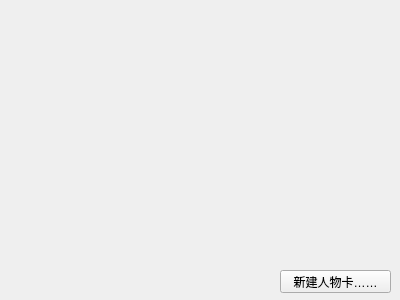
The window that UI/PlayerChooseCard_UI.ui (Chlamydomonos/coc7sys) describes before a commit, drawn with Qt 5.
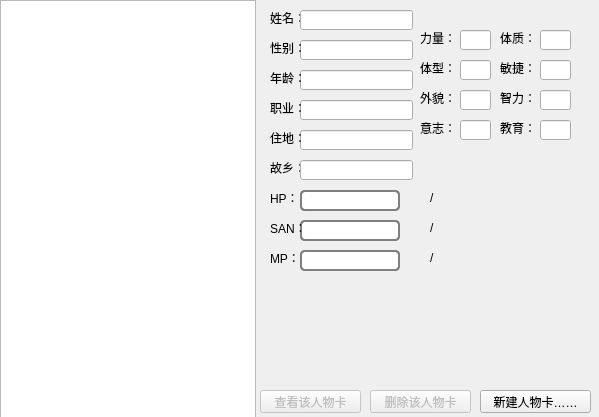
The same window after the commit.

Commit message: 2020.7.19, 16:18 Finished create card steps

The edit to the form file:
```diff
--- a/UI/PlayerChooseCard_UI.ui
+++ b/UI/PlayerChooseCard_UI.ui
@@ -6,8 +6,8 @@
    <rect>
     <x>0</x>
     <y>0</y>
-    <width>400</width>
-    <height>300</height>
+    <width>599</width>
+    <height>417</height>
    </rect>
   </property>
   <property name="windowTitle">
@@ -16,8 +16,8 @@
   <widget class="QPushButton" name="new_card">
    <property name="geometry">
     <rect>
-     <x>280</x>
-     <y>270</y>
+     <x>480</x>
+     <y>390</y>
      <width>111</width>
      <height>23</height>
     </rect>
@@ -26,6 +26,744 @@
     <string>新建人物卡……</string>
    </property>
   </widget>
+  <widget class="QListWidget" name="card_list_widget">
+   <property name="geometry">
+    <rect>
+     <x>0</x>
+     <y>0</y>
+     <width>256</width>
+     <height>421</height>
+    </rect>
+   </property>
+  </widget>
+  <widget class="QPushButton" name="show_card">
+   <property name="enabled">
+    <bool>false</bool>
+   </property>
+   <property name="geometry">
+    <rect>
+     <x>260</x>
+     <y>390</y>
+     <width>101</width>
+     <height>23</height>
+    </rect>
+   </property>
+   <property name="text">
+    <string>查看该人物卡</string>
+   </property>
+  </widget>
+  <widget class="QLabel" name="label">
+   <property name="geometry">
+    <rect>
+     <x>270</x>
+     <y>10</y>
+     <width>31</width>
+     <height>16</height>
+    </rect>
+   </property>
+   <property name="text">
+    <string>姓名：</string>
+   </property>
+  </widget>
+  <widget class="QLineEdit" name="info1">
+   <property name="geometry">
+    <rect>
+     <x>300</x>
+     <y>10</y>
+     <width>113</width>
+     <height>20</height>
+    </rect>
+   </property>
+   <property name="readOnly">
+    <bool>true</bool>
+   </property>
+  </widget>
+  <widget class="QLineEdit" name="info2">
+   <property name="geometry">
+    <rect>
+     <x>300</x>
+     <y>40</y>
+     <width>113</width>
+     <height>20</height>
+    </rect>
+   </property>
+   <property name="readOnly">
+    <bool>true</bool>
+   </property>
+  </widget>
+  <widget class="QLineEdit" name="info3">
+   <property name="geometry">
+    <rect>
+     <x>300</x>
+     <y>70</y>
+     <width>113</width>
+     <height>20</height>
+    </rect>
+   </property>
+   <property name="readOnly">
+    <bool>true</bool>
+   </property>
+  </widget>
+  <widget class="QLineEdit" name="info4">
+   <property name="geometry">
+    <rect>
+     <x>300</x>
+     <y>100</y>
+     <width>113</width>
+     <height>20</height>
+    </rect>
+   </property>
+   <property name="readOnly">
+    <bool>true</bool>
+   </property>
+  </widget>
+  <widget class="QLineEdit" name="info5">
+   <property name="geometry">
+    <rect>
+     <x>300</x>
+     <y>130</y>
+     <width>113</width>
+     <height>20</height>
+    </rect>
+   </property>
+   <property name="readOnly">
+    <bool>true</bool>
+   </property>
+  </widget>
+  <widget class="QLineEdit" name="STR">
+   <property name="geometry">
+    <rect>
+     <x>460</x>
+     <y>30</y>
+     <width>31</width>
+     <height>20</height>
+    </rect>
+   </property>
+   <property name="readOnly">
+    <bool>true</bool>
+   </property>
+  </widget>
+  <widget class="QLineEdit" name="CON">
+   <property name="geometry">
+    <rect>
+     <x>540</x>
+     <y>30</y>
+     <width>31</width>
+     <height>20</height>
+    </rect>
+   </property>
+   <property name="readOnly">
+    <bool>true</bool>
+   </property>
+  </widget>
+  <widget class="QLineEdit" name="SIZ">
+   <property name="geometry">
+    <rect>
+     <x>460</x>
+     <y>60</y>
+     <width>31</width>
+     <height>20</height>
+    </rect>
+   </property>
+   <property name="readOnly">
+    <bool>true</bool>
+   </property>
+  </widget>
+  <widget class="QLineEdit" name="DEX">
+   <property name="geometry">
+    <rect>
+     <x>540</x>
+     <y>60</y>
+     <width>31</width>
+     <height>20</height>
+    </rect>
+   </property>
+   <property name="readOnly">
+    <bool>true</bool>
+   </property>
+  </widget>
+  <widget class="QLineEdit" name="APP">
+   <property name="geometry">
+    <rect>
+     <x>460</x>
+     <y>90</y>
+     <width>31</width>
+     <height>20</height>
+    </rect>
+   </property>
+   <property name="readOnly">
+    <bool>true</bool>
+   </property>
+  </widget>
+  <widget class="QLineEdit" name="INT">
+   <property name="geometry">
+    <rect>
+     <x>540</x>
+     <y>90</y>
+     <width>31</width>
+     <height>20</height>
+    </rect>
+   </property>
+   <property name="readOnly">
+    <bool>true</bool>
+   </property>
+  </widget>
+  <widget class="QLineEdit" name="POW">
+   <property name="geometry">
+    <rect>
+     <x>460</x>
+     <y>120</y>
+     <width>31</width>
+     <height>20</height>
+    </rect>
+   </property>
+   <property name="readOnly">
+    <bool>true</bool>
+   </property>
+  </widget>
+  <widget class="QLineEdit" name="EDU">
+   <property name="geometry">
+    <rect>
+     <x>540</x>
+     <y>120</y>
+     <width>31</width>
+     <height>20</height>
+    </rect>
+   </property>
+   <property name="readOnly">
+    <bool>true</bool>
+   </property>
+  </widget>
+  <widget class="QLabel" name="label_2">
+   <property name="geometry">
+    <rect>
+     <x>270</x>
+     <y>40</y>
+     <width>31</width>
+     <height>16</height>
+    </rect>
+   </property>
+   <property name="text">
+    <string>性别：</string>
+   </property>
+  </widget>
+  <widget class="QLabel" name="label_3">
+   <property name="geometry">
+    <rect>
+     <x>270</x>
+     <y>70</y>
+     <width>31</width>
+     <height>16</height>
+    </rect>
+   </property>
+   <property name="text">
+    <string>年龄：</string>
+   </property>
+  </widget>
+  <widget class="QLabel" name="label_4">
+   <property name="geometry">
+    <rect>
+     <x>270</x>
+     <y>100</y>
+     <width>31</width>
+     <height>16</height>
+    </rect>
+   </property>
+   <property name="text">
+    <string>职业：</string>
+   </property>
+  </widget>
+  <widget class="QLabel" name="label_5">
+   <property name="geometry">
+    <rect>
+     <x>270</x>
+     <y>130</y>
+     <width>31</width>
+     <height>16</height>
+    </rect>
+   </property>
+   <property name="text">
+    <string>住地：</string>
+   </property>
+  </widget>
+  <widget class="QLabel" name="label_6">
+   <property name="geometry">
+    <rect>
+     <x>270</x>
+     <y>160</y>
+     <width>31</width>
+     <height>16</height>
+    </rect>
+   </property>
+   <property name="text">
+    <string>故乡：</string>
+   </property>
+  </widget>
+  <widget class="QLineEdit" name="info6">
+   <property name="geometry">
+    <rect>
+     <x>300</x>
+     <y>160</y>
+     <width>113</width>
+     <height>20</height>
+    </rect>
+   </property>
+   <property name="readOnly">
+    <bool>true</bool>
+   </property>
+  </widget>
+  <widget class="QLabel" name="label_7">
+   <property name="geometry">
+    <rect>
+     <x>420</x>
+     <y>30</y>
+     <width>31</width>
+     <height>16</height>
+    </rect>
+   </property>
+   <property name="text">
+    <string>力量：</string>
+   </property>
+  </widget>
+  <widget class="QLabel" name="label_8">
+   <property name="geometry">
+    <rect>
+     <x>420</x>
+     <y>60</y>
+     <width>31</width>
+     <height>16</height>
+    </rect>
+   </property>
+   <property name="text">
+    <string>体型：</string>
+   </property>
+  </widget>
+  <widget class="QLabel" name="label_9">
+   <property name="geometry">
+    <rect>
+     <x>420</x>
+     <y>90</y>
+     <width>31</width>
+     <height>16</height>
+    </rect>
+   </property>
+   <property name="text">
+    <string>外貌：</string>
+   </property>
+  </widget>
+  <widget class="QLabel" name="label_10">
+   <property name="geometry">
+    <rect>
+     <x>420</x>
+     <y>120</y>
+     <width>31</width>
+     <height>16</height>
+    </rect>
+   </property>
+   <property name="text">
+    <string>意志：</string>
+   </property>
+  </widget>
+  <widget class="QLabel" name="label_11">
+   <property name="geometry">
+    <rect>
+     <x>500</x>
+     <y>30</y>
+     <width>31</width>
+     <height>16</height>
+    </rect>
+   </property>
+   <property name="text">
+    <string>体质：</string>
+   </property>
+  </widget>
+  <widget class="QLabel" name="label_12">
+   <property name="geometry">
+    <rect>
+     <x>500</x>
+     <y>60</y>
+     <width>31</width>
+     <height>16</height>
+    </rect>
+   </property>
+   <property name="text">
+    <string>敏捷：</string>
+   </property>
+  </widget>
+  <widget class="QLabel" name="label_13">
+   <property name="geometry">
+    <rect>
+     <x>500</x>
+     <y>90</y>
+     <width>31</width>
+     <height>16</height>
+    </rect>
+   </property>
+   <property name="text">
+    <string>智力：</string>
+   </property>
+  </widget>
+  <widget class="QLabel" name="label_14">
+   <property name="geometry">
+    <rect>
+     <x>500</x>
+     <y>120</y>
+     <width>31</width>
+     <height>16</height>
+    </rect>
+   </property>
+   <property name="text">
+    <string>教育：</string>
+   </property>
+  </widget>
+  <widget class="QProgressBar" name="HP">
+   <property name="geometry">
+    <rect>
+     <x>300</x>
+     <y>190</y>
+     <width>100</width>
+     <height>21</height>
+    </rect>
+   </property>
+   <property name="styleSheet">
+    <string notr="true">QProgressBar {   border: 2px solid grey;   border-radius: 5px;   background-color: #FFFFFF;}QProgressBar::chunk {   background-color: 
+#FF0000;}QProgressBar {   border: 2px solid grey;   border-radius: 5px;   text-align: center;}</string>
+   </property>
+   <property name="value">
+    <number>0</number>
+   </property>
+   <property name="textVisible">
+    <bool>false</bool>
+   </property>
+  </widget>
+  <widget class="QProgressBar" name="SAN">
+   <property name="geometry">
+    <rect>
+     <x>300</x>
+     <y>220</y>
+     <width>100</width>
+     <height>21</height>
+    </rect>
+   </property>
+   <property name="styleSheet">
+    <string notr="true">QProgressBar {   border: 2px solid grey;   border-radius: 5px;   background-color: #FFFFFF;}QProgressBar::chunk {   background-color: 
+#9900FF;}QProgressBar {   border: 2px solid grey;   border-radius: 5px;   text-align: center;}</string>
+   </property>
+   <property name="value">
+    <number>0</number>
+   </property>
+   <property name="textVisible">
+    <bool>false</bool>
+   </property>
+  </widget>
+  <widget class="QProgressBar" name="MP">
+   <property name="geometry">
+    <rect>
+     <x>300</x>
+     <y>250</y>
+     <width>100</width>
+     <height>21</height>
+    </rect>
+   </property>
+   <property name="styleSheet">
+    <string notr="true">QProgressBar {   border: 2px solid grey;   border-radius: 5px;   background-color: #FFFFFF;}QProgressBar::chunk {   background-color: 
+#0099FF;}QProgressBar {   border: 2px solid grey;   border-radius: 5px;   text-align: center;}</string>
+   </property>
+   <property name="value">
+    <number>0</number>
+   </property>
+   <property name="textVisible">
+    <bool>false</bool>
+   </property>
+   <property name="invertedAppearance">
+    <bool>false</bool>
+   </property>
+  </widget>
+  <widget class="QLabel" name="label_15">
+   <property name="geometry">
+    <rect>
+     <x>270</x>
+     <y>190</y>
+     <width>31</width>
+     <height>16</height>
+    </rect>
+   </property>
+   <property name="text">
+    <string>HP：</string>
+   </property>
+  </widget>
+  <widget class="QLabel" name="label_16">
+   <property name="geometry">
+    <rect>
+     <x>270</x>
+     <y>220</y>
+     <width>31</width>
+     <height>16</height>
+    </rect>
+   </property>
+   <property name="text">
+    <string>SAN：</string>
+   </property>
+  </widget>
+  <widget class="QLabel" name="label_17">
+   <property name="geometry">
+    <rect>
+     <x>270</x>
+     <y>250</y>
+     <width>31</width>
+     <height>16</height>
+    </rect>
+   </property>
+   <property name="text">
+    <string>MP：</string>
+   </property>
+  </widget>
+  <widget class="QLabel" name="label_18">
+   <property name="geometry">
+    <rect>
+     <x>430</x>
+     <y>190</y>
+     <width>16</width>
+     <height>16</height>
+    </rect>
+   </property>
+   <property name="text">
+    <string>/</string>
+   </property>
+  </widget>
+  <widget class="QLabel" name="label_19">
+   <property name="geometry">
+    <rect>
+     <x>430</x>
+     <y>220</y>
+     <width>16</width>
+     <height>16</height>
+    </rect>
+   </property>
+   <property name="text">
+    <string>/</string>
+   </property>
+  </widget>
+  <widget class="QLabel" name="label_20">
+   <property name="geometry">
+    <rect>
+     <x>430</x>
+     <y>250</y>
+     <width>16</width>
+     <height>16</height>
+    </rect>
+   </property>
+   <property name="text">
+    <string>/</string>
+   </property>
+  </widget>
+  <widget class="QLabel" name="current_HP">
+   <property name="geometry">
+    <rect>
+     <x>410</x>
+     <y>190</y>
+     <width>21</width>
+     <height>16</height>
+    </rect>
+   </property>
+   <property name="text">
+    <string> </string>
+   </property>
+  </widget>
+  <widget class="QLabel" name="max_HP">
+   <property name="geometry">
+    <rect>
+     <x>440</x>
+     <y>190</y>
+     <width>31</width>
+     <height>16</height>
+    </rect>
+   </property>
+   <property name="text">
+    <string/>
+   </property>
+  </widget>
+  <widget class="QLabel" name="current_SAN">
+   <property name="geometry">
+    <rect>
+     <x>410</x>
+     <y>220</y>
+     <width>21</width>
+     <height>16</height>
+    </rect>
+   </property>
+   <property name="text">
+    <string/>
+   </property>
+  </widget>
+  <widget class="QLabel" name="max_SAN">
+   <property name="geometry">
+    <rect>
+     <x>440</x>
+     <y>220</y>
+     <width>31</width>
+     <height>16</height>
+    </rect>
+   </property>
+   <property name="text">
+    <string/>
+   </property>
+  </widget>
+  <widget class="QLabel" name="current_MP">
+   <property name="geometry">
+    <rect>
+     <x>410</x>
+     <y>250</y>
+     <width>21</width>
+     <height>16</height>
+    </rect>
+   </property>
+   <property name="text">
+    <string/>
+   </property>
+  </widget>
+  <widget class="QLabel" name="max_MP">
+   <property name="geometry">
+    <rect>
+     <x>440</x>
+     <y>250</y>
+     <width>31</width>
+     <height>16</height>
+    </rect>
+   </property>
+   <property name="text">
+    <string/>
+   </property>
+  </widget>
+  <widget class="QProgressBar" name="HP_2">
+   <property name="geometry">
+    <rect>
+     <x>300</x>
+     <y>190</y>
+     <width>100</width>
+     <height>21</height>
+    </rect>
+   </property>
+   <property name="styleSheet">
+    <string notr="true">QProgressBar {   border: 2px solid grey;   border-radius: 5px;   background-color: #808080;}QProgressBar::chunk {   background-color: 
+#FF0000;}QProgressBar {   border: 2px solid grey;   border-radius: 5px;   text-align: center;}</string>
+   </property>
+   <property name="value">
+    <number>0</number>
+   </property>
+   <property name="textVisible">
+    <bool>false</bool>
+   </property>
+  </widget>
+  <widget class="QProgressBar" name="SAN_2">
+   <property name="geometry">
+    <rect>
+     <x>300</x>
+     <y>220</y>
+     <width>100</width>
+     <height>21</height>
+    </rect>
+   </property>
+   <property name="styleSheet">
+    <string notr="true">QProgressBar {   border: 2px solid grey;   border-radius: 5px;   background-color: #808080;}QProgressBar::chunk {   background-color: 
+#9900FF;}QProgressBar {   border: 2px solid grey;   border-radius: 5px;   text-align: center;}</string>
+   </property>
+   <property name="value">
+    <number>0</number>
+   </property>
+   <property name="textVisible">
+    <bool>false</bool>
+   </property>
+  </widget>
+  <widget class="QProgressBar" name="MP_2">
+   <property name="geometry">
+    <rect>
+     <x>300</x>
+     <y>250</y>
+     <width>100</width>
+     <height>21</height>
+    </rect>
+   </property>
+   <property name="styleSheet">
+    <string notr="true">QProgressBar {   border: 2px solid grey;   border-radius: 5px;   background-color: #808080;}QProgressBar::chunk {   background-color: 
+#0099FF;}QProgressBar {   border: 2px solid grey;   border-radius: 5px;   text-align: center;}</string>
+   </property>
+   <property name="value">
+    <number>0</number>
+   </property>
+   <property name="textVisible">
+    <bool>false</bool>
+   </property>
+   <property name="invertedAppearance">
+    <bool>false</bool>
+   </property>
+  </widget>
+  <widget class="QPushButton" name="delete_card">
+   <property name="enabled">
+    <bool>false</bool>
+   </property>
+   <property name="geometry">
+    <rect>
+     <x>370</x>
+     <y>390</y>
+     <width>101</width>
+     <height>23</height>
+    </rect>
+   </property>
+   <property name="text">
+    <string>删除该人物卡</string>
+   </property>
+  </widget>
+  <zorder>MP_2</zorder>
+  <zorder>SAN_2</zorder>
+  <zorder>HP_2</zorder>
+  <zorder>new_card</zorder>
+  <zorder>card_list_widget</zorder>
+  <zorder>show_card</zorder>
+  <zorder>label</zorder>
+  <zorder>info1</zorder>
+  <zorder>info2</zorder>
+  <zorder>info3</zorder>
+  <zorder>info4</zorder>
+  <zorder>info5</zorder>
+  <zorder>STR</zorder>
+  <zorder>CON</zorder>
+  <zorder>SIZ</zorder>
+  <zorder>DEX</zorder>
+  <zorder>APP</zorder>
+  <zorder>INT</zorder>
+  <zorder>POW</zorder>
+  <zorder>EDU</zorder>
+  <zorder>label_2</zorder>
+  <zorder>label_3</zorder>
+  <zorder>label_4</zorder>
+  <zorder>label_5</zorder>
+  <zorder>label_6</zorder>
+  <zorder>info6</zorder>
+  <zorder>label_7</zorder>
+  <zorder>label_8</zorder>
+  <zorder>label_9</zorder>
+  <zorder>label_10</zorder>
+  <zorder>label_11</zorder>
+  <zorder>label_12</zorder>
+  <zorder>label_13</zorder>
+  <zorder>label_14</zorder>
+  <zorder>HP</zorder>
+  <zorder>SAN</zorder>
+  <zorder>MP</zorder>
+  <zorder>label_15</zorder>
+  <zorder>label_16</zorder>
+  <zorder>label_17</zorder>
+  <zorder>label_18</zorder>
+  <zorder>label_19</zorder>
+  <zorder>label_20</zorder>
+  <zorder>current_HP</zorder>
+  <zorder>max_HP</zorder>
+  <zorder>current_SAN</zorder>
+  <zorder>max_SAN</zorder>
+  <zorder>current_MP</zorder>
+  <zorder>max_MP</zorder>
+  <zorder>delete_card</zorder>
  </widget>
  <resources/>
  <connections/>
```
The commit also changes 12 other files.
